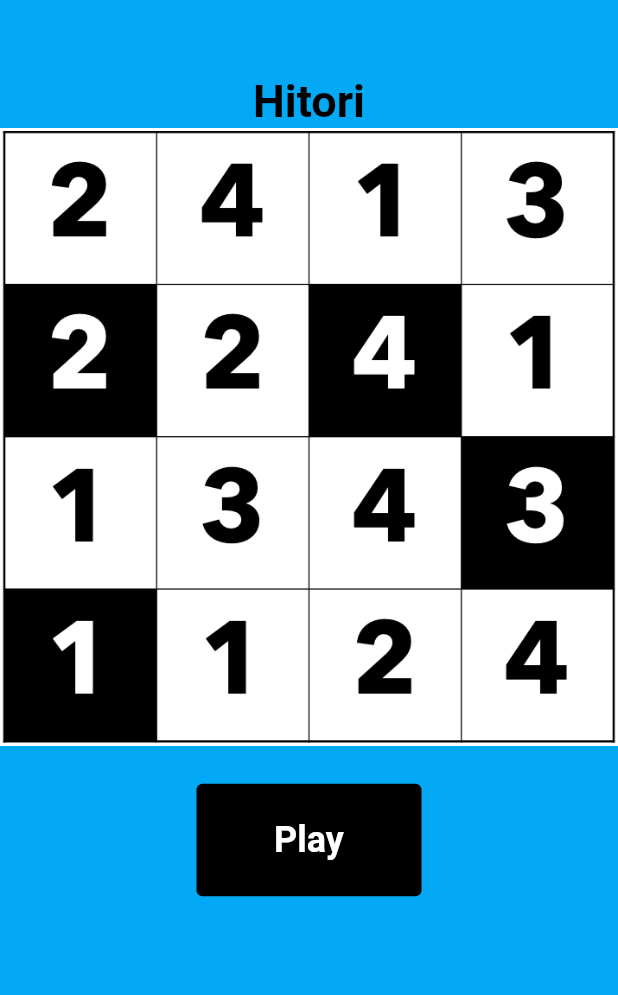
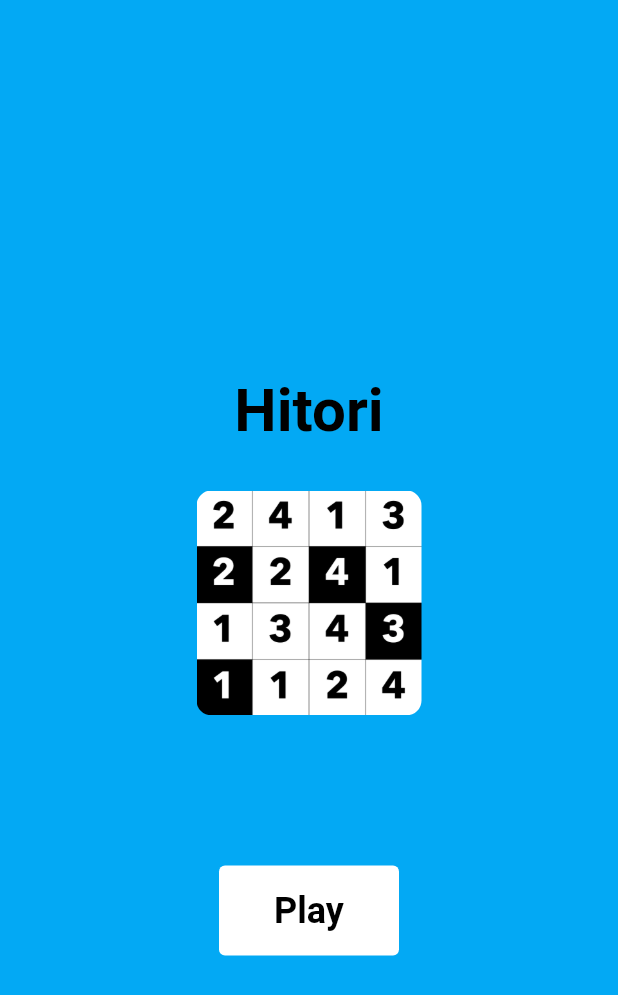
Before and after one commit to AvesSeven/flutterHitori, a Flutter app: the screen it shows after launch, on a phone screen of 412 x 824 dp. Shown: the top 995 px of the screen. Run offline on Flutter 3.47's test engine with Material 2 defaults, Android fonts, the light colour scheme and no system bars.

Commit message:
fix/home/ home page style

```diff
--- a/lib/pages/Game.dart
+++ b/lib/pages/Game.dart
@@ -96,9 +96,9 @@ class _GameState extends State<Game> {
               ),
               const SizedBox(height: 25),
               // TODO Grid
-              SizedBox(
-                  child: Grid()
-              ),
+              //SizedBox(
+              //    child: Grid()
+              //),
               const SizedBox(height: 25),
               SizedBox(
                 width: 150.0,
--- a/lib/pages/Home.dart
+++ b/lib/pages/Home.dart
@@ -15,32 +15,33 @@ class Home extends StatelessWidget {
             mainAxisAlignment: MainAxisAlignment.start,
             crossAxisAlignment: CrossAxisAlignment.center,
             children: [
-              const SizedBox(
-                height: 25,
-              ),
-              const SizedBox(
-                height: 25,
-              ),
+              const SizedBox(height: 250),
               const Text(
                 "Hitori",
                 textAlign: TextAlign.center,
                 style: TextStyle(
                   color: Colors.black,
-                  fontSize: 30,
+                  fontSize: 40,
                   fontWeight: FontWeight.bold,
                 ),
               ),
-              Image.asset('assets/hitori-game.png'),
-              const SizedBox(height: 25),
+              const SizedBox(height: 30),
+              ClipRRect(
+                borderRadius: BorderRadius.circular(10.0),
+                child:  const Image(
+                    image: AssetImage('assets/hitori-game.png'),
+                    height: 150,
+                    width: 150,
+                  ),
+              ),
+              const SizedBox(height: 100),
               SizedBox(
-                width: 150.0,
-                height: 75.0,
+                width: 120,
+                height: 60.0,
                 child: TextButton(
                   style: ButtonStyle(
-                    foregroundColor:
-                        MaterialStateProperty.all<Color>(Colors.white),
-                    backgroundColor:
-                        MaterialStateProperty.all<Color>(Colors.black),
+                    foregroundColor: MaterialStateProperty.all<Color>(Colors.white),
+                    backgroundColor: MaterialStateProperty.all<Color>(Colors.white),
                   ),
                   onPressed: () {
                     Navigator.pushNamed(
@@ -54,6 +55,7 @@ class Home extends StatelessWidget {
                     style: TextStyle(
                       fontSize: 24,
                       fontWeight: FontWeight.bold,
+                      color: Colors.black
                     ),
                   ),
                 ),
```
Also changed, not shown: assets/hitori-game.png, 5 other files.
